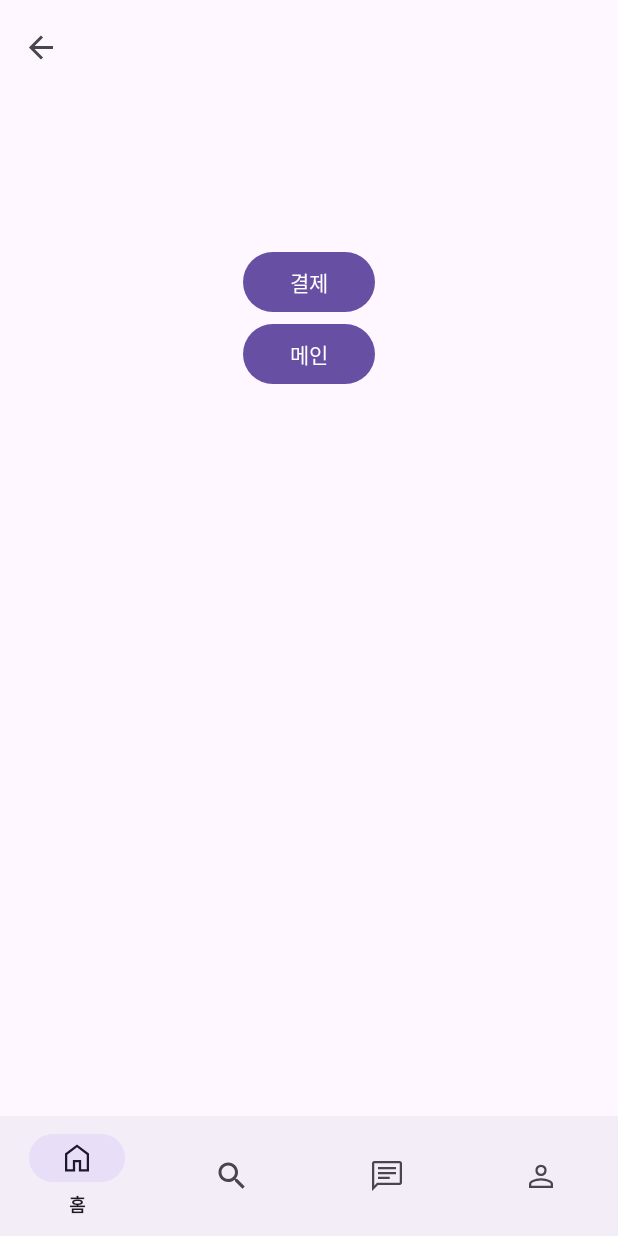
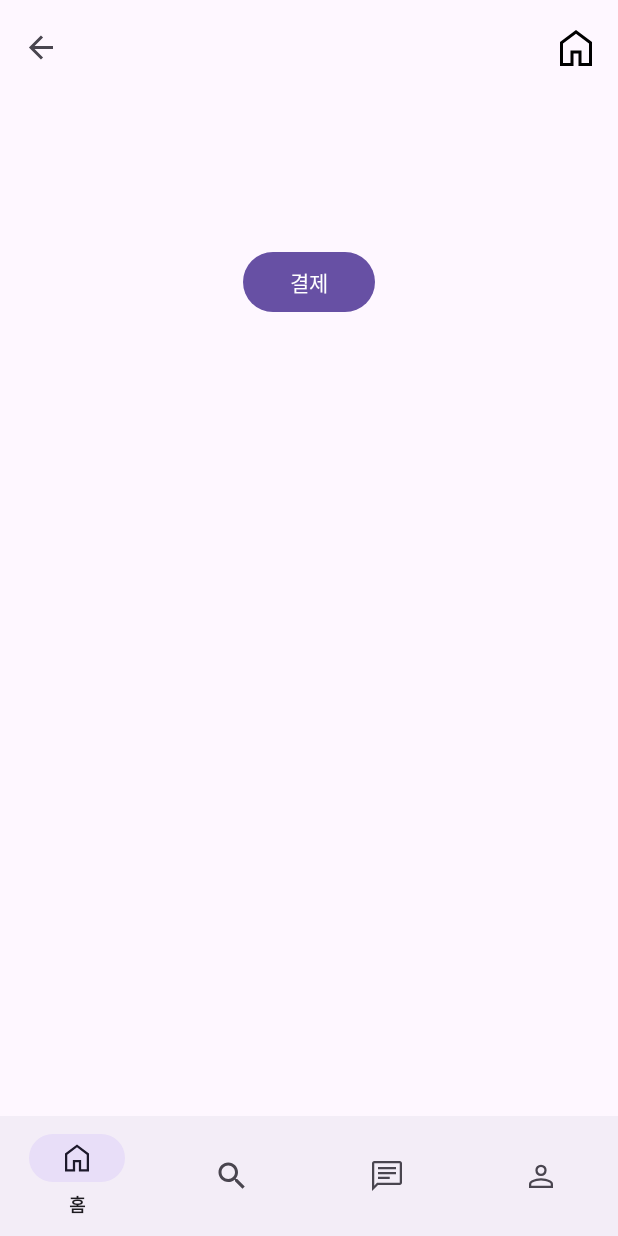
Before and after one commit to space8033/Team5AndroidProject, an Android app: the CartFragment screen opened through its navigation route, on a phone screen of 412 x 824 dp. Run offline under Robolectric (Android 15) with nearby library versions, the phone set to English and light mode, and no system bars; our stand-ins replace navigation-ui.

Commit message:
Toolbar(Topbar) 장바구니 추가

```diff
--- a/app/src/main/java/com/example/team5androidproject/ui/CartFragment.java
+++ b/app/src/main/java/com/example/team5androidproject/ui/CartFragment.java
@@ -4,12 +4,17 @@
 
 import androidx.annotation.NonNull;
 import androidx.annotation.Nullable;
+import androidx.core.view.MenuProvider;
 import androidx.fragment.app.Fragment;
+import androidx.lifecycle.Lifecycle;
 import androidx.navigation.NavController;
 import androidx.navigation.NavHostController;
 import androidx.navigation.fragment.NavHostFragment;
 
 import android.view.LayoutInflater;
+import android.view.Menu;
+import android.view.MenuInflater;
+import android.view.MenuItem;
 import android.view.View;
 import android.view.ViewGroup;
 
@@ -28,9 +33,28 @@
         navController = NavHostFragment.findNavController(this);
 
         initBtnOrder();
-        initBtnMain();
 
+        initMenu();
         return binding.getRoot();
+    }
+
+    private void initMenu() {
+        MenuProvider menuProvider = new MenuProvider() {
+            @Override
+            public void onCreateMenu(@NonNull Menu menu, @NonNull MenuInflater menuInflater) {
+                menuInflater.inflate(R.menu.cart_fragment,menu);
+            }
+
+            @Override
+            public boolean onMenuItemSelected(@NonNull MenuItem menuItem) {
+                if (menuItem.getItemId() == R.id.dest_main){
+                    navController.popBackStack(R.id.dest_main,false);
+                    return true;
+                }
+                return false;
+            }
+        };
+        getActivity().addMenuProvider(menuProvider,getViewLifecycleOwner(), Lifecycle.State.RESUMED);
     }
 
     private void initBtnOrder() {
@@ -39,9 +63,4 @@
         });
     }
 
-    private void initBtnMain() {
-        binding.btnMain.setOnClickListener(v -> {
-            navController.popBackStack(R.id.dest_main, false);
-        });
-    }
 }
--- a/app/src/main/res/layout/fragment_cart.xml
+++ b/app/src/main/res/layout/fragment_cart.xml
@@ -23,13 +23,4 @@
         app:layout_constraintStart_toStartOf="parent"
         app:layout_constraintTop_toTopOf="@+id/textView5" />
 
-    <Button
-        android:id="@+id/btn_main"
-        android:layout_width="wrap_content"
-        android:layout_height="wrap_content"
-        android:text="메인"
-        app:layout_constraintEnd_toEndOf="parent"
-        app:layout_constraintStart_toStartOf="parent"
-        app:layout_constraintTop_toBottomOf="@+id/btn_order" />
-
 </androidx.constraintlayout.widget.ConstraintLayout>
--- /dev/null
+++ b/app/src/main/res/menu/cart_fragment.xml
@@ -0,0 +1,14 @@
+<?xml version="1.0" encoding="utf-8"?>
+<menu xmlns:android="http://schemas.android.com/apk/res/android"
+    xmlns:app="http://schemas.android.com/apk/res-auto"
+    >
+
+
+    <item
+        android:id="@+id/dest_main"
+        android:icon="@drawable/ic_home_24dp"
+        android:layout_width="wrap_content"
+        app:showAsAction="always"
+        android:layout_height="wrap_content"
+        android:title="Home" />
+</menu>
```
